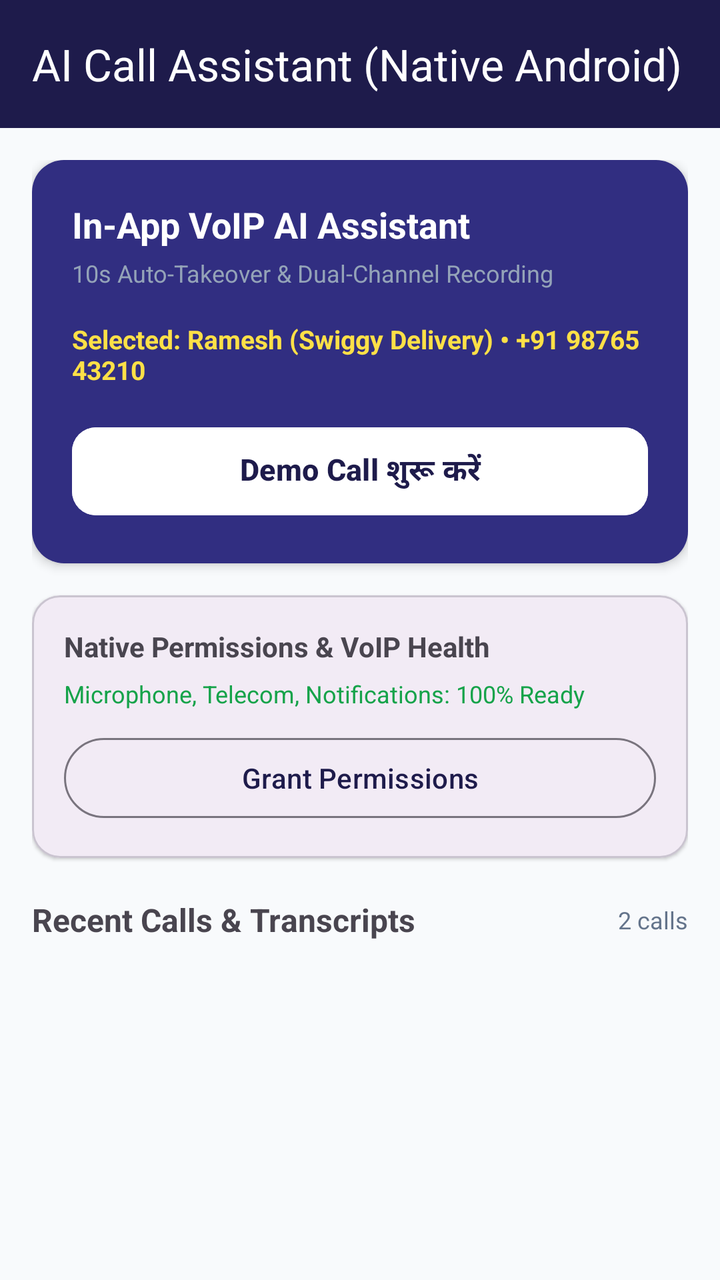
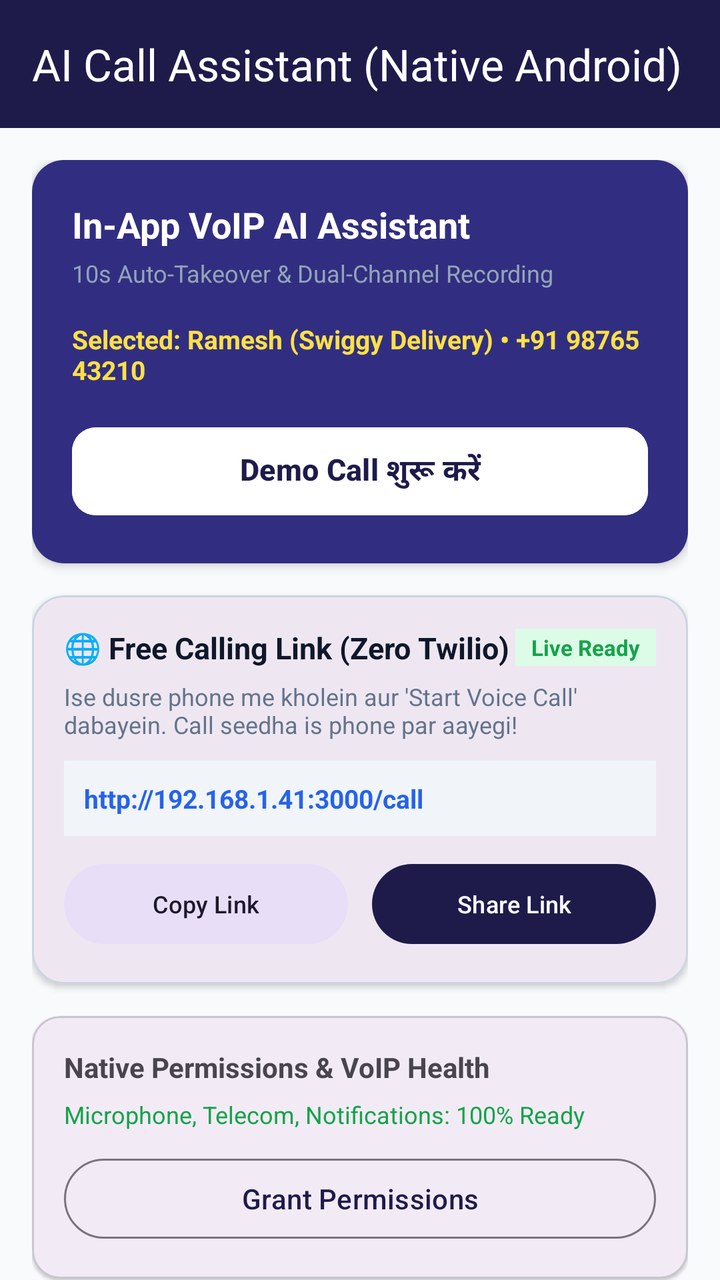

Screens rendered from an Android XML layout before and after an edit, with the pre-edit source and the edit as a unified diff.
<!-- AndroidManifest.xml: application theme Theme.CallAssistant -->
<!-- res/layout/activity_main.xml -->
<?xml version="1.0" encoding="utf-8"?>
<androidx.coordinatorlayout.widget.CoordinatorLayout xmlns:android="http://schemas.android.com/apk/res/android"
    xmlns:app="http://schemas.android.com/apk/res-auto"
    android:layout_width="match_parent"
    android:layout_height="match_parent"
    android:background="#F8FAFC">

    <com.google.android.material.appbar.AppBarLayout
        android:layout_width="match_parent"
        android:layout_height="wrap_content">

        <com.google.android.material.appbar.MaterialToolbar
            android:id="@+id/topAppBar"
            android:layout_width="match_parent"
            android:layout_height="?attr/actionBarSize"
            android:background="@color/primary"
            app:title="AI Call Assistant (Native Android)"
            app:titleTextColor="@color/text_white" />
    </com.google.android.material.appbar.AppBarLayout>

    <androidx.core.widget.NestedScrollView
        android:layout_width="match_parent"
        android:layout_height="match_parent"
        app:layout_behavior="@string/appbar_scrolling_view_behavior">

        <LinearLayout
            android:layout_width="match_parent"
            android:layout_height="wrap_content"
            android:orientation="vertical"
            android:padding="16dp">

            
            <com.google.android.material.card.MaterialCardView
                android:layout_width="match_parent"
                android:layout_height="wrap_content"
                app:cardCornerRadius="16dp"
                app:cardElevation="3dp"
                app:strokeWidth="0dp">

                <LinearLayout
                    android:layout_width="match_parent"
                    android:layout_height="wrap_content"
                    android:background="@color/primary_light"
                    android:orientation="vertical"
                    android:padding="20dp">

                    <TextView
                        android:layout_width="wrap_content"
                        android:layout_height="wrap_content"
                        android:text="In-App VoIP AI Assistant"
                        android:textColor="@color/text_white"
                        android:textSize="18sp"
                        android:textStyle="bold" />

                    <TextView
                        android:layout_width="wrap_content"
                        android:layout_height="wrap_content"
                        android:layout_marginTop="4dp"
                        android:text="10s Auto-Takeover &amp; Dual-Channel Recording"
                        android:textColor="@color/text_muted"
                        android:textSize="12sp" />

                    <TextView
                        android:id="@+id/tvSelectedPersona"
                        android:layout_width="wrap_content"
                        android:layout_height="wrap_content"
                        android:layout_marginTop="16dp"
                        android:text="Selected: Ramesh (Swiggy Delivery) • +91 98765 43210"
                        android:textColor="#FDE047"
                        android:textSize="13sp"
                        android:textStyle="bold" />

                    <com.google.android.material.button.MaterialButton
                        android:id="@+id/btnStartDemoCall"
                        android:layout_width="match_parent"
                        android:layout_height="52dp"
                        android:layout_marginTop="16dp"
                        android:backgroundTint="@color/text_white"
                        android:text="Demo Call शुरू करें"
                        android:textColor="@color/primary"
                        android:textSize="15sp"
                        android:textStyle="bold"
                        app:cornerRadius="12dp" />
                </LinearLayout>
            </com.google.android.material.card.MaterialCardView>

            
            <com.google.android.material.card.MaterialCardView
                android:layout_width="match_parent"
                android:layout_height="wrap_content"
                android:layout_marginTop="16dp"
                app:cardCornerRadius="14dp"
                app:cardElevation="1dp">

                <LinearLayout
                    android:layout_width="match_parent"
                    android:layout_height="wrap_content"
                    android:orientation="vertical"
                    android:padding="16dp">

                    <TextView
                        android:layout_width="wrap_content"
                        android:layout_height="wrap_content"
                        android:text="Native Permissions &amp; VoIP Health"
                        android:textSize="14sp"
                        android:textStyle="bold" />

                    <TextView
                        android:id="@+id/tvPermStatus"
                        android:layout_width="wrap_content"
                        android:layout_height="wrap_content"
                        android:layout_marginTop="6dp"
                        android:text="Microphone, Telecom, Notifications: 100% Ready"
                        android:textColor="#16A34A"
                        android:textSize="12sp" />

                    <com.google.android.material.button.MaterialButton
                        android:id="@+id/btnGrantPerms"
                        style="@style/Widget.Material3.Button.OutlinedButton"
                        android:layout_width="match_parent"
                        android:layout_height="wrap_content"
                        android:layout_marginTop="10dp"
                        android:text="Grant Permissions" />
                </LinearLayout>
            </com.google.android.material.card.MaterialCardView>

            
            <LinearLayout
                android:layout_width="match_parent"
                android:layout_height="wrap_content"
                android:layout_marginTop="20dp"
                android:gravity="center_vertical"
                android:orientation="horizontal">

                <TextView
                    android:layout_width="0dp"
                    android:layout_height="wrap_content"
                    android:layout_weight="1"
                    android:text="Recent Calls &amp; Transcripts"
                    android:textSize="16sp"
                    android:textStyle="bold" />

                <TextView
                    android:id="@+id/tvCallsCount"
                    android:layout_width="wrap_content"
                    android:layout_height="wrap_content"
                    android:text="2 calls"
                    android:textColor="#64748B"
                    android:textSize="12sp" />
            </LinearLayout>

            
            <androidx.recyclerview.widget.RecyclerView
                android:id="@+id/rvRecentCalls"
                android:layout_width="match_parent"
                android:layout_height="wrap_content"
                android:layout_marginTop="8dp"
                android:nestedScrollingEnabled="false" />

        </LinearLayout>
    </androidx.core.widget.NestedScrollView>

</androidx.coordinatorlayout.widget.CoordinatorLayout>
<!-- resources referenced by this layout -->
<resources>
  <color name="primary">#1E1B4B</color>
  <color name="primary_light">#312E81</color>
  <color name="text_muted">#94A3B8</color>
  <color name="text_white">#FFFFFF</color>
  <style name="Theme.CallAssistant" parent="Theme.Material3.DayNight.NoActionBar">
          <item name="colorPrimary">@color/primary</item>
          <item name="colorSecondary">@color/accent</item>
          <item name="android:statusBarColor">@color/primary</item>
      </style>
  <color name="accent">#4F46E5</color>
</resources>

<!-- the commit's change to res/layout/activity_main.xml (unified diff, before → after) -->
@@ -89,6 +89,100 @@
                 android:layout_width="match_parent"
                 android:layout_height="wrap_content"
                 android:layout_marginTop="16dp"
+                app:cardCornerRadius="16dp"
+                app:cardElevation="2dp"
+                app:strokeColor="#CBD5E1"
+                app:strokeWidth="1dp">
+
+                <LinearLayout
+                    android:layout_width="match_parent"
+                    android:layout_height="wrap_content"
+                    android:orientation="vertical"
+                    android:padding="16dp">
+
+                    <LinearLayout
+                        android:layout_width="match_parent"
+                        android:layout_height="wrap_content"
+                        android:gravity="center_vertical"
+                        android:orientation="horizontal">
+
+                        <TextView
+                            android:layout_width="0dp"
+                            android:layout_height="wrap_content"
+                            android:layout_weight="1"
+                            android:text="🌐 Free Calling Link (Zero Twilio)"
+                            android:textColor="#0F172A"
+                            android:textSize="15sp"
+                            android:textStyle="bold" />
+
+                        <TextView
+                            android:id="@+id/tvBridgeStatus"
+                            android:layout_width="wrap_content"
+                            android:layout_height="wrap_content"
+                            android:background="#DCFCE7"
+                            android:paddingLeft="8dp"
+                            android:paddingTop="2dp"
+                            android:paddingRight="8dp"
+                            android:paddingBottom="2dp"
+                            android:text="Live Ready"
+                            android:textColor="#16A34A"
+                            android:textSize="11sp"
+                            android:textStyle="bold" />
+                    </LinearLayout>
+
+                    <TextView
+                        android:layout_width="wrap_content"
+                        android:layout_height="wrap_content"
+                        android:layout_marginTop="6dp"
+                        android:text="Ise dusre phone me kholein aur 'Start Voice Call' dabayein. Call seedha is phone par aayegi!"
+                        android:textColor="#64748B"
+                        android:textSize="12sp" />
+
+                    <TextView
+                        android:id="@+id/tvWebCallUrl"
+                        android:layout_width="match_parent"
+                        android:layout_height="wrap_content"
+                        android:layout_marginTop="10dp"
+                        android:background="#F1F5F9"
+                        android:padding="10dp"
+                        android:text="http://192.168.1.41:3000/call"
+                        android:textColor="#2563EB"
+                        android:textSize="13sp"
+                        android:textStyle="bold" />
+
+                    <LinearLayout
+                        android:layout_width="match_parent"
+                        android:layout_height="wrap_content"
+                        android:layout_marginTop="10dp"
+                        android:orientation="horizontal">
+
+                        <com.google.android.material.button.MaterialButton
+                            android:id="@+id/btnCopyLink"
+                            style="@style/Widget.Material3.Button.TonalButton"
+                            android:layout_width="0dp"
+                            android:layout_height="wrap_content"
+                            android:layout_marginEnd="6dp"
+                            android:layout_weight="1"
+                            android:text="Copy Link"
+                            android:textSize="12sp" />
+
+                        <com.google.android.material.button.MaterialButton
+                            android:id="@+id/btnShareLink"
+                            android:layout_width="0dp"
+                            android:layout_height="wrap_content"
+                            android:layout_marginStart="6dp"
+                            android:layout_weight="1"
+                            android:text="Share Link"
+                            android:textSize="12sp" />
+                    </LinearLayout>
+                </LinearLayout>
+            </com.google.android.material.card.MaterialCardView>
+
+            
+            <com.google.android.material.card.MaterialCardView
+                android:layout_width="match_parent"
+                android:layout_height="wrap_content"
+                android:layout_marginTop="16dp"
                 app:cardCornerRadius="14dp"
                 app:cardElevation="1dp">
 
